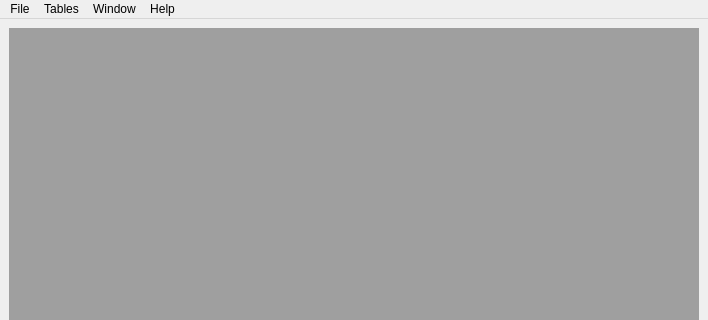
The window that src/designer/mainwindow.ui (idkravitz/grant-diagram) describes before a commit, drawn with Qt 5; both pictures show x 0 to 708 and y 0 to 320 of the 708 by 600 pixel window.
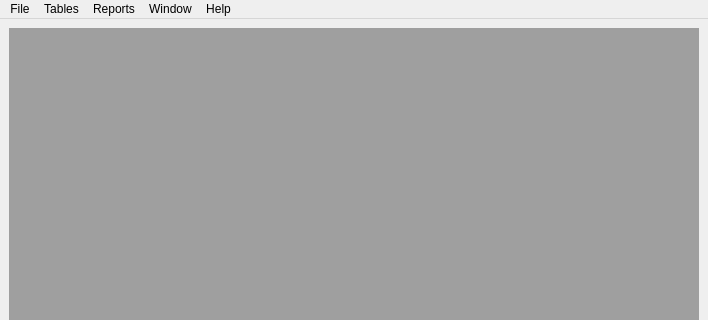
The same window after the commit.

The edit to the form file:
```diff
--- a/src/designer/mainwindow.ui
+++ b/src/designer/mainwindow.ui
@@ -82,8 +82,16 @@
     <addaction name="separator"/>
     <addaction name="actionReports"/>
    </widget>
+   <widget class="QMenu" name="menuReports">
+    <property name="title">
+     <string>Reports</string>
+    </property>
+    <addaction name="actionActivities"/>
+    <addaction name="actionGantt_diagram"/>
+   </widget>
    <addaction name="menuFile"/>
    <addaction name="menuTables"/>
+   <addaction name="menuReports"/>
    <addaction name="menuWindow"/>
    <addaction name="menuHelp"/>
   </widget>
```
Left out of the diff: 10 changed lines with no effect on the pictures.
